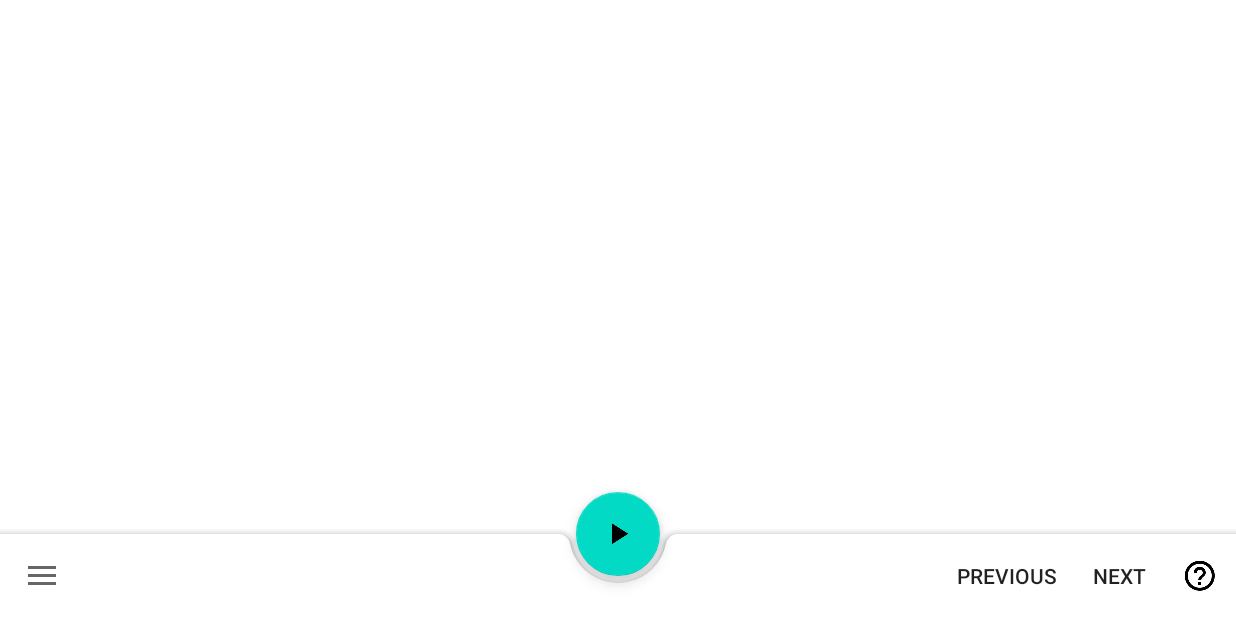
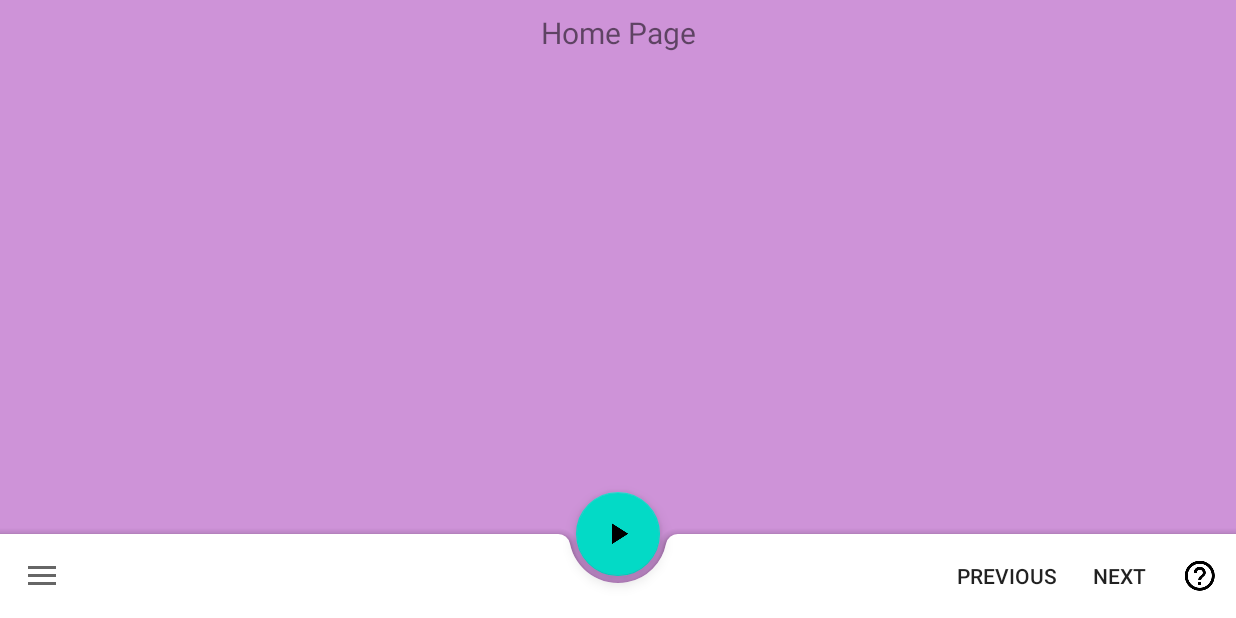
Before and after one commit to timwangdev/AluluThesis, an Android app: the screen it shows after launch (MainActivity), after a tap on "Help", on a phone screen of 824 x 412 dp (held sideways). Run offline under Robolectric (Android 15) with nearby library versions, the phone set to English and light mode, and no system bars; our stand-ins replace navigation-ui.

Commit message:
String example update.

```diff
--- a/app/src/main/java/dev/timwang/alulu/thesis/MainActivity.java
+++ b/app/src/main/java/dev/timwang/alulu/thesis/MainActivity.java
@@ -64,6 +64,7 @@ public class MainActivity extends AppCompatActivity {
 
     @Override
     public boolean onOptionsItemSelected(MenuItem item) {
+        NavController navController = Navigation.findNavController(this, R.id.nav_host_fragment);
         int id = item.getItemId();
         switch (id) {
             case R.id.action_previous:
@@ -72,6 +73,10 @@ public class MainActivity extends AppCompatActivity {
             case R.id.action_next:
                 invalidateOptionsMenu();
                 return true;
+            case R.id.action_home:
+                invalidateOptionsMenu();
+                navController.navigate(R.id.nav_home);
+                return true;
             default:
                 return super.onOptionsItemSelected(item);
         }
--- a/app/src/main/res/layout/fragment_home.xml
+++ b/app/src/main/res/layout/fragment_home.xml
@@ -2,7 +2,8 @@
 <androidx.constraintlayout.widget.ConstraintLayout xmlns:android="http://schemas.android.com/apk/res/android"
     xmlns:app="http://schemas.android.com/apk/res-auto"
     android:layout_width="match_parent"
-    android:layout_height="match_parent">
+    android:layout_height="match_parent"
+    android:background="#CE93D8">
 
     <TextView
         android:layout_width="match_parent"
@@ -10,9 +11,11 @@
         android:layout_marginStart="8dp"
         android:layout_marginTop="8dp"
         android:layout_marginEnd="8dp"
+        android:text="@string/title_home"
         android:textAlignment="center"
         android:textSize="20sp"
         app:layout_constraintEnd_toEndOf="parent"
         app:layout_constraintStart_toStartOf="parent"
         app:layout_constraintTop_toTopOf="parent" />
+
 </androidx.constraintlayout.widget.ConstraintLayout>
--- a/app/src/main/res/values/strings.xml
+++ b/app/src/main/res/values/strings.xml
@@ -21,5 +21,7 @@
     <string name="action_previous">Previous</string>
     <string name="menu_content">Content</string>
     <string name="action_help">Help</string>
+    <string name="title_introduction">Introduction</string>
+    <string name="title_home">Home Page</string>
 
 </resources>
```
Also changed, not shown: app/src/main/res/layout/fragment_introduction.xml (+12 -1 lines).
